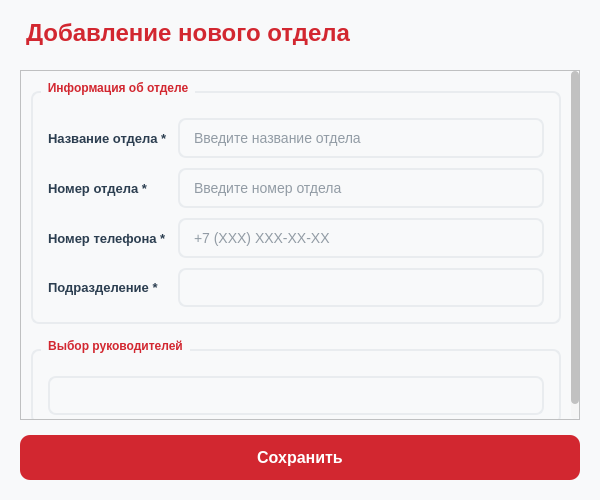
This is ui/settings/departments/department_dialog.ui in lerakaplich/TaskPlanner2 as Qt 5 draws it before an edit. The edited form follows.
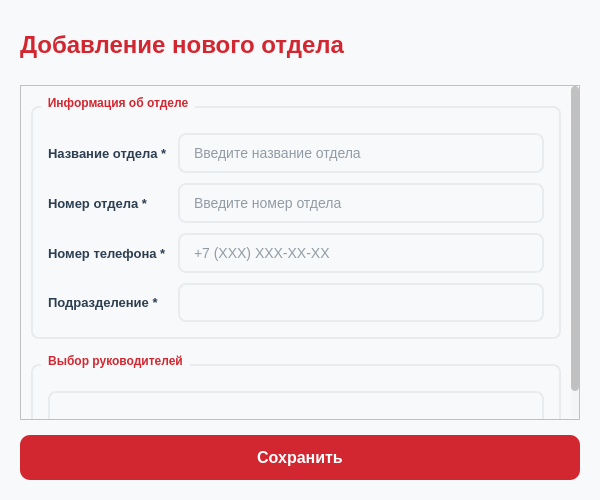
This is the edited form.

Patch:
```diff
--- a/ui/settings/departments/department_dialog.ui
+++ b/ui/settings/departments/department_dialog.ui
@@ -190,17 +190,17 @@
      <property name="minimumSize">
       <size>
        <width>0</width>
-       <height>35</height>
+       <height>50</height>
       </size>
      </property>
      <property name="maximumSize">
       <size>
        <width>16777215</width>
-       <height>35</height>
+       <height>50</height>
       </size>
      </property>
      <property name="styleSheet">
-      <string notr="true">font-size: 24px; font-weight: bold; color: #D22730; margin-bottom: 10px;</string>
+      <string notr="true">font-size: 24px; font-weight: bold; color: #D22730; background-color: transparent;</string>
      </property>
      <property name="text">
       <string>Добавление нового отдела</string>
```
